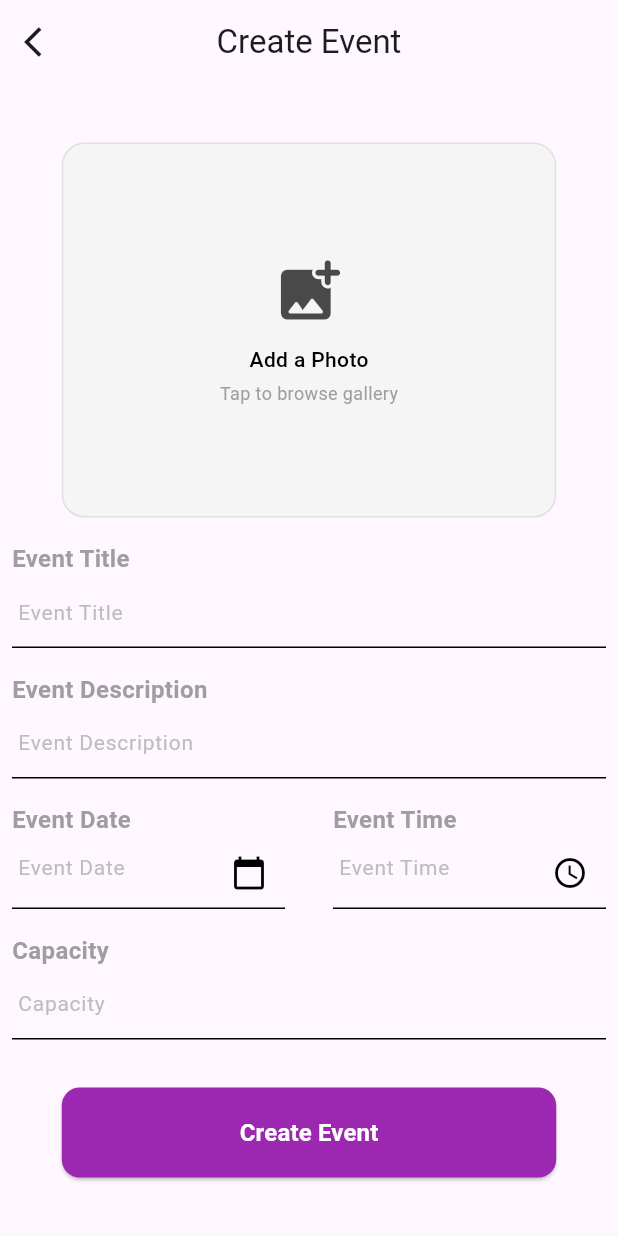
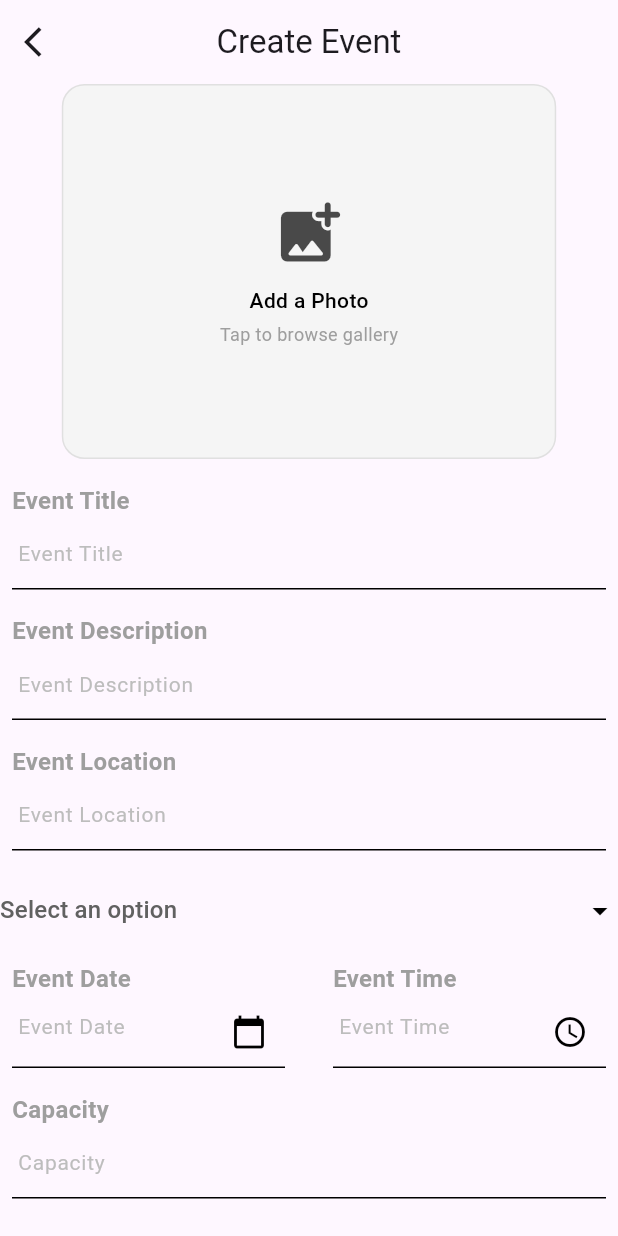
Before and after one commit to AayushPandeyy/ticket_system_frontend, a Flutter app: the CreateEventScreen screen opened directly, on a phone screen of 412 x 824 dp. Run offline on Flutter 3.47's test engine with Material 3 defaults, Android fonts, the phone set to English and light mode, and no system bars; our stand-ins replace dio, flutter_dotenv, image_picker, jwt_decoder, qr_flutter, shared_preferences; missing offline and left inert: mobile_scanner; accounts and stored records are empty.

Commit message:
feat:event create feature added

```diff
--- a/ticketsystem/lib/SplashScreen.dart
+++ b/ticketsystem/lib/SplashScreen.dart
@@ -20,7 +20,7 @@ class _SplashScreenState extends State<SplashScreen>
   void _navigateToNextScreen() async {
     final token = await SharedPreferencesService.getAccessToken();
     final userData = await SharedPreferencesService.getUserData();
-    final String role = userData['role']!;
+    final String role = userData['role'] ?? "";
     final nextPage = (token == null)
         ? LoginScreen()
         : ((role == "user") ? NavigatorScreen() : OrganizerDashboard());
--- /dev/null
+++ b/ticketsystem/lib/core/exceptions/EventException.dart
@@ -0,0 +1,9 @@
+class EventException implements Exception {
+  final int statusCode;
+  final String message;
+
+  EventException(this.statusCode, this.message);
+
+  @override
+  String toString() => message;
+}
--- /dev/null
+++ b/ticketsystem/lib/features/eventOrganizer/data/repository_impl/OrganizerRepositoryImpl.dart
@@ -0,0 +1,14 @@
+import 'package:ticketsystem/features/eventOrganizer/data/datasource/OrganizerDataSoruce.dart';
+import 'package:ticketsystem/features/eventOrganizer/domain/entity/EventEntity.dart';
+import 'package:ticketsystem/features/eventOrganizer/domain/repository/OrganizerRepository.dart';
+
+class OrganizerRepositoryImpl implements OrganizerRepository{
+  final OrganizerDataSource organizerDataSource;
+  OrganizerRepositoryImpl(this.organizerDataSource);
+  @override
+  Future<Map<String, dynamic>> createEvent(EventEntity event) {
+
+    return organizerDataSource.createEvent(event);
+  }
+
+}
--- /dev/null
+++ b/ticketsystem/lib/features/eventOrganizer/domain/entity/EventEntity.dart
@@ -0,0 +1,27 @@
+// ignore_for_file: public_member_api_docs, sort_constructors_first
+import 'dart:io';
+
+import 'package:flutter/material.dart';
+
+class EventEntity {
+  String title;
+  String description;
+  DateTime date;
+  File eventImage;
+  String location;
+  int capacity;
+  String category;
+  TimeOfDay startTime;
+
+  EventEntity({
+    required this.title,
+    required this.description,
+    required this.date,
+    required this.eventImage,
+    required this.location,
+    required this.capacity,
+    required this.category,
+    required this.startTime,
+  });
+
+}
--- /dev/null
+++ b/ticketsystem/lib/features/eventOrganizer/domain/repository/OrganizerRepository.dart
@@ -0,0 +1,5 @@
+import 'package:ticketsystem/features/eventOrganizer/domain/entity/EventEntity.dart';
+
+abstract class OrganizerRepository {
+  Future<Map<String,dynamic>> createEvent(EventEntity event);
+}
--- /dev/null
+++ b/ticketsystem/lib/features/eventOrganizer/domain/usecase/CreateEventUseCase.dart
@@ -0,0 +1,12 @@
+import 'package:ticketsystem/features/eventOrganizer/domain/entity/EventEntity.dart';
+import 'package:ticketsystem/features/eventOrganizer/domain/repository/OrganizerRepository.dart';
+
+class CreateEvent{
+  final OrganizerRepository organizerRepository;
+
+  CreateEvent({required this.organizerRepository});
+
+  Future<Map<String, dynamic>> call(EventEntity event) async {
+    return await organizerRepository.createEvent(event);
+  }
+}
--- /dev/null
+++ b/ticketsystem/lib/features/eventOrganizer/presentation/provider/OrganizerProvider.dart
@@ -0,0 +1,41 @@
+import 'package:flutter/material.dart';
+import 'package:ticketsystem/features/eventOrganizer/data/datasource/OrganizerDataSoruce.dart';
+import 'package:ticketsystem/features/eventOrganizer/data/repository_impl/OrganizerRepositoryImpl.dart';
+import 'package:ticketsystem/features/eventOrganizer/domain/entity/EventEntity.dart';
+import 'package:ticketsystem/features/eventOrganizer/domain/repository/OrganizerRepository.dart';
+import 'package:ticketsystem/features/eventOrganizer/domain/usecase/CreateEventUseCase.dart';
+
+class OrganizerProvider with ChangeNotifier {
+  final CreateEvent createEventUseCase;
+  Map<String, dynamic> _data = {};
+  bool _isLoading = false;
+  String _message = '';
+
+  OrganizerProvider({required this.createEventUseCase});
+
+  Map<String, dynamic> get data => _data;
+  bool get isLoading => _isLoading;
+  String get message => _message;
+
+  // Handle login
+  Future<void> createEvent(EventEntity event) async {
+    _isLoading = true;
+    notifyListeners();
+
+    try {
+      Map<String, dynamic> data =
+          await createEventUseCase(event);
+      _data = data;
+      _message = 'Event Creation successful!';
+      notifyListeners();
+    } catch (e) {
+      _isLoading = false;
+      _message = e.toString();
+      print(_message);
+      notifyListeners();
+    } finally {
+      _isLoading = false;
+      notifyListeners();
+    }
+  }
+}
--- a/ticketsystem/lib/features/eventOrganizer/presentation/screens/CreateEventScreen.dart
+++ b/ticketsystem/lib/features/eventOrganizer/presentation/screens/CreateEventScreen.dart
@@ -2,6 +2,9 @@ import 'dart:io';
 
 import 'package:flutter/material.dart';
 import 'package:image_picker/image_picker.dart';
+import 'package:provider/provider.dart';
+import 'package:ticketsystem/features/eventOrganizer/domain/entity/EventEntity.dart';
+import 'package:ticketsystem/features/eventOrganizer/presentation/provider/OrganizerProvider.dart';
 import 'package:ticketsystem/features/eventOrganizer/presentation/widgets/ImagePickerField.dart';
 import 'package:ticketsystem/features/eventOrganizer/presentation/widgets/InputField.dart';
 import 'package:ticketsystem/features/eventOrganizer/presentation/widgets/SubmitButton.dart';
@@ -19,12 +22,23 @@ class _CreateEventScreenState extends State<CreateEventScreen> {
   final TextEditingController _eventTitleController = TextEditingController();
   final TextEditingController _eventDescriptionController =
       TextEditingController();
+  final TextEditingController _eventLocationController =
+      TextEditingController();
   final TextEditingController _eventDateController = TextEditingController();
   DateTime? selectedDate;
   final TextEditingController _eventTimeController = TextEditingController();
   final TextEditingController _eventCapacityController =
       TextEditingController();
   TimeOfDay? selectedTime;
+  String? imagePath;
+  final List<String> categories = [
+    "concert",
+    "conference",
+    "workshop",
+    "festival",
+    "other"
+  ];
+  String? selectedCategory;
 
   Future<void> _selectTime(BuildContext context) async {
     final TimeOfDay? picked = await showTimePicker(
@@ -60,14 +74,18 @@ class _CreateEventScreenState extends State<CreateEventScreen> {
   Future<void> _pickImage() async {
     final pickedFile = await _picker.pickImage(source: ImageSource.gallery);
     if (pickedFile != null) {
-      setState(() => _image = File(pickedFile.path));
+      setState(() {
+        _image = File(pickedFile.path);
+        imagePath = pickedFile.path;
+      });
     }
   }
 
   @override
   Widget build(BuildContext context) {
     return SafeArea(
-        child: Scaffold(
+        child: Consumer<OrganizerProvider>(builder: (context, provider, child) {
+      return Scaffold(
         appBar: AppBar(
           title: const Text("Create Event"),
           centerTitle: true,
@@ -107,6 +125,41 @@ class _CreateEventScreenState extends State<CreateEventScreen> {
                 SizedBox(
                   height: 16,
                 ),
+                InputField(
+                  label: "Event Location",
+                  controller: _eventLocationController,
+                  color: Colors.black,
+                ),
+                SizedBox(
+                  height: 16,
+                ),
+                DropdownButtonFormField<String>(
+                  decoration: InputDecoration(
+                    border: InputBorder.none,
+                  ),
+                  hint: Text(
+                    'Select an option',
+                    style: TextStyle(fontSize: 16, color: Colors.grey[700]),
+                  ),
+                  value: selectedCategory,
+                  items: categories
+                      .map((item) => DropdownMenuItem(
+                            value: item,
+                            child: Text(item, style: TextStyle(fontSize: 16)),
+                          ))
+                      .toList(),
+                  onChanged: (value) {
+                    setState(() {
+                      selectedCategory = value;
+                    });
+
+                    // setState or use a controller if needed
+                    print("Selected: $value");
+                  },
+                  dropdownColor: Colors.white,
+                  icon: Icon(Icons.arrow_drop_down, color: Colors.black),
+                ),
+                SizedBox(height: 10),
                 Row(
                   children: [
                     Expanded(
@@ -142,7 +195,7 @@ class _CreateEventScreenState extends State<CreateEventScreen> {
                   height: 32,
                 ),
                 SubmitButton(
-                onPressed: () {
+                  onPressed: () async {
                     // Handle form submission
                     if (_eventTitleController.text.isEmpty ||
                         _eventDescriptionController.text.isEmpty ||
@@ -153,17 +206,51 @@ class _CreateEventScreenState extends State<CreateEventScreen> {
                           content: Text("Please fill all the fields")));
                     } else {
                       // Process the data
-                    ScaffoldMessenger.of(context).showSnackBar(const SnackBar(
-                        content: Text("Event Created Successfully")));
+                      EventEntity event = EventEntity(
+                        title: _eventTitleController.text,
+                        description: _eventDescriptionController.text,
+                        date: selectedDate!,
+                        startTime: selectedTime!,
+                        capacity: int.parse(_eventCapacityController.text),
+                        eventImage: _image!,
+                        location: _eventLocationController.text,
+                        category: selectedCategory!,
+                      );
+                      try {
+                        await provider.createEvent(event);
+                        ScaffoldMessenger.of(context).showSnackBar(
+                            const SnackBar(
+                                content: Text("Event created successfully!")));
+                        setState(() {
+                          _image = null;
+                          _eventTitleController.clear();
+                          _eventDescriptionController.clear();
+                          _eventLocationController.clear();
+                          _eventDateController.clear();
+                          _eventTimeController.clear();
+                          _eventCapacityController.clear();
+                          selectedDate = null;
+                          selectedTime = null;
+                          selectedCategory = null;
+                        });
+                      } catch (e) {
+                        ScaffoldMessenger.of(context).showSnackBar(
+                            SnackBar(content: Text("Error: ${e.toString()}")));
+                      }
                     }
                   },
                   color: Colors.black,
-                buttonText: "Create Event",
+                  buttonText:
+                      provider.isLoading ? "Creating Event" : "Create Event",
+                ),
+                SizedBox(
+                  height: 16,
                 ),
               ],
             ),
           ),
         ),
-    ));
+      );
+    }));
   }
 }
```
Also changed, not shown: ticketsystem/lib/features/eventOrganizer/data/datasource/OrganizerDataSoruce.dart (added, +96 -0 lines), ticketsystem/lib/features/eventOrganizer/data/models/EventModel.dart (added, +35 -0 lines), ticketsystem/lib/features/eventOrganizer/presentation/screens/OrganizerDashboard.dart (+6 -2 lines), ticketsystem/lib/features/eventOrganizer/presentation/widgets/EventCard.dart (+8 -5 lines), ticketsystem/lib/main.dart (+7 -0 lines). Lines whose indentation alone changed are shown as unchanged.
